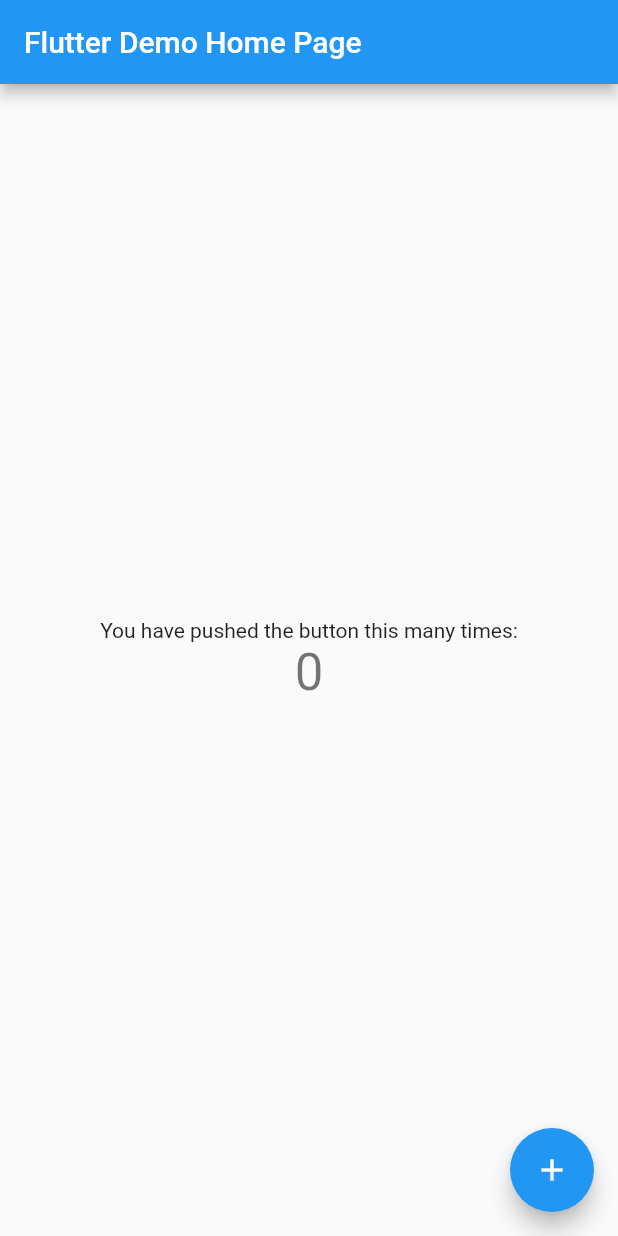
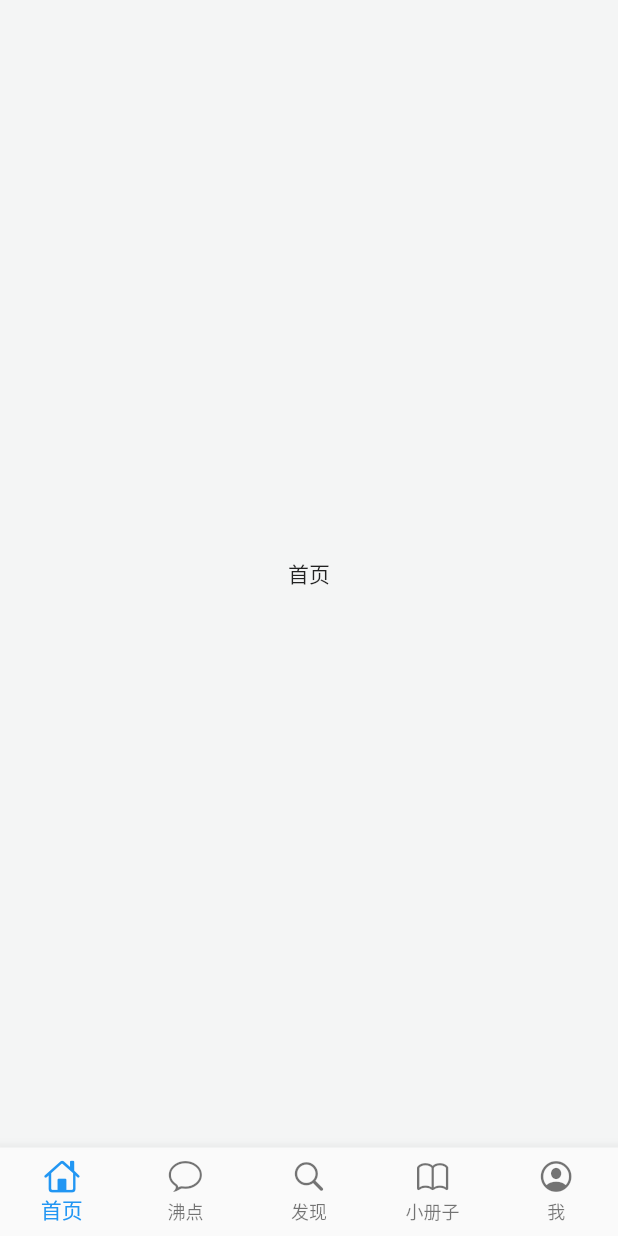
Before and after one commit to Oyxiaoxi/Flutter, a Flutter app: the screen it shows after launch, on a phone screen of 412 x 824 dp. Run offline on Flutter 3.47's test engine with Material 2 defaults, Android fonts, the phone set to English and light mode, and no system bars.

Commit message:
initation Layouts

```diff
--- a/lib/main.dart
+++ b/lib/main.dart
@@ -1,109 +1,22 @@
 import 'package:flutter/material.dart';
+import 'pages/index.dart';
 
 void main() => runApp(new MyApp());
 
 class MyApp extends StatelessWidget {
-  // This widget is the root of your application.
   @override
   Widget build(BuildContext context) {
     return new MaterialApp(
-      title: 'Flutter Demo',
+      home: new IndexPage(),
       theme: new ThemeData(
-        // This is the theme of your application.
-        //
-        // Try running your application with "flutter run". You'll see the
-        // application has a blue toolbar. Then, without quitting the app, try
-        // changing the primarySwatch below to Colors.green and then invoke
-        // "hot reload" (press "r" in the console where you ran "flutter run",
-        // or press Run > Flutter Hot Reload in IntelliJ). Notice that the
-        // counter didn't reset back to zero; the application is not restarted.
-        primarySwatch: Colors.blue,
-      ),
-      home: new MyHomePage(title: 'Flutter Demo Home Page'),
+          highlightColor: Colors.transparent,   //将点击高亮色设为透明
+          splashColor: Colors.transparent,    //将喷溅颜色设为透明
+          bottomAppBarColor: new Color.fromRGBO(244, 245, 245, 1.0),    //设置底部导航的背景色
+          scaffoldBackgroundColor: new Color.fromRGBO(244, 245, 245, 1.0),    //设置页面背景颜色
+          primaryIconTheme: new IconThemeData(color: Colors.blue),    //主要icon样式，如头部返回icon按钮
+          indicatorColor: Colors.blue,    //设置tab指示器颜色
+          iconTheme: new IconThemeData(size: 18.0),   //设置icon样式
+          primaryTextTheme: new TextTheme(title: new TextStyle(color: Colors.black, fontSize: 16.0))), //设置文本样式
     );
   }
 }
-
-class MyHomePage extends StatefulWidget {
-  MyHomePage({Key key, this.title}) : super(key: key);
-
-  // This widget is the home page of your application. It is stateful, meaning
-  // that it has a State object (defined below) that contains fields that affect
-  // how it looks.
-
-  // This class is the configuration for the state. It holds the values (in this
-  // case the title) provided by the parent (in this case the App widget) and
-  // used by the build method of the State. Fields in a Widget subclass are
-  // always marked "final".
-
-  final String title;
-
-  @override
-  _MyHomePageState createState() => new _MyHomePageState();
-}
-
-class _MyHomePageState extends State<MyHomePage> {
-  int _counter = 0;
-
-  void _incrementCounter() {
-    setState(() {
-      // This call to setState tells the Flutter framework that something has
-      // changed in this State, which causes it to rerun the build method below
-      // so that the display can reflect the updated values. If we changed
-      // _counter without calling setState(), then the build method would not be
-      // called again, and so nothing would appear to happen.
-      _counter++;
-    });
-  }
-
-  @override
-  Widget build(BuildContext context) {
-    // This method is rerun every time setState is called, for instance as done
-    // by the _incrementCounter method above.
-    //
-    // The Flutter framework has been optimized to make rerunning build methods
-    // fast, so that you can just rebuild anything that needs updating rather
-    // than having to individually change instances of widgets.
-    return new Scaffold(
-      appBar: new AppBar(
-        // Here we take the value from the MyHomePage object that was created by
-        // the App.build method, and use it to set our appbar title.
-        title: new Text(widget.title),
-      ),
-      body: new Center(
-        // Center is a layout widget. It takes a single child and positions it
-        // in the middle of the parent.
-        child: new Column(
-          // Column is also layout widget. It takes a list of children and
-          // arranges them vertically. By default, it sizes itself to fit its
-          // children horizontally, and tries to be as tall as its parent.
-          //
-          // Invoke "debug paint" (press "p" in the console where you ran
-          // "flutter run", or select "Toggle Debug Paint" from the Flutter tool
-          // window in IntelliJ) to see the wireframe for each widget.
-          //
-          // Column has various properties to control how it sizes itself and
-          // how it positions its children. Here we use mainAxisAlignment to
-          // center the children vertically; the main axis here is the vertical
-          // axis because Columns are vertical (the cross axis would be
-          // horizontal).
-          mainAxisAlignment: MainAxisAlignment.center,
-          children: <Widget>[
-            new Text(
-              'You have pushed the button this many times:',
-            ),
-            new Text(
-              '$_counter',
-              style: Theme.of(context).textTheme.display1,
-            ),
-          ],
-        ),
-      ),
-      floatingActionButton: new FloatingActionButton(
-        onPressed: _incrementCounter,
-        tooltip: 'Increment',
-        child: new Icon(Icons.add),
-      ), // This trailing comma makes auto-formatting nicer for build methods.
-    );
-  }
-}
--- /dev/null
+++ b/lib/pages/home.dart
@@ -0,0 +1,17 @@
+import 'package:flutter/material.dart';
+import 'package:flutter/cupertino.dart';
+
+class HomePage extends StatefulWidget {
+  @override
+  HomePageState createState() => new HomePageState();
+}
+
+class HomePageState extends State<HomePage> {
+  @override
+  Widget build(BuildContext context) {
+    // TODO: implement build
+    return new Center(
+      child: new Text('首页'),
+    );
+  }
+}
--- /dev/null
+++ b/lib/pages/index.dart
@@ -0,0 +1,66 @@
+import 'package:flutter/cupertino.dart';
+import 'package:flutter/material.dart';
+import 'home.dart';
+import 'hot.dart';
+import 'discovery.dart';
+import 'book.dart';
+import 'mine.dart';
+
+class IndexPage extends StatefulWidget {
+  @override
+  createState() => new IndexPageState();
+}
+
+class IndexPageState extends State<IndexPage> {
+  final List<BottomNavigationBarItem> bottomTabs = [
+    new BottomNavigationBarItem(
+      icon: new Icon(CupertinoIcons.home),
+      title: new Text('首页'),
+    ),
+    new BottomNavigationBarItem(
+        icon: new Icon(CupertinoIcons.conversation_bubble),
+        title: new Text('沸点')),
+    new BottomNavigationBarItem(
+        icon: new Icon(CupertinoIcons.search), title: new Text('发现')),
+    new BottomNavigationBarItem(
+        icon: new Icon(CupertinoIcons.book), title: new Text('小册子')),
+    new BottomNavigationBarItem(
+        icon: new Icon(CupertinoIcons.profile_circled), title: new Text('我'))
+  ];
+
+  final List tabBodies = [
+    new HomePage(),
+    new HotPage(),
+    new DiscoveryPage(),
+    new BookPage(),
+    new MinePage()
+  ];
+
+  int currentIndex = 0;
+  var currentPage;
+
+  @override
+  void initState() {
+    super.initState();
+    currentPage = tabBodies[currentIndex];
+  }
+
+  @override
+  Widget build(BuildContext context) {
+    // TODO: implement build
+    return new Scaffold(
+      backgroundColor: new Color.fromRGBO(244, 245, 245, 1.0),
+      bottomNavigationBar: new BottomNavigationBar(
+          type: BottomNavigationBarType.fixed,
+          currentIndex: currentIndex,
+          items: bottomTabs,
+          onTap: (index) {
+            setState(() {
+              currentIndex = index;
+              currentPage = tabBodies[currentIndex];
+            });
+          }),
+      body: currentPage,
+    );
+  }
+}
```
Also changed, not shown: lib/config/httpHeaders.dart (added, +16 -0 lines), lib/pages/book.dart (added, +17 -0 lines), lib/pages/discovery.dart (added, +17 -0 lines), lib/pages/hot.dart (added, +15 -0 lines), lib/pages/mine.dart (added, +17 -0 lines).
